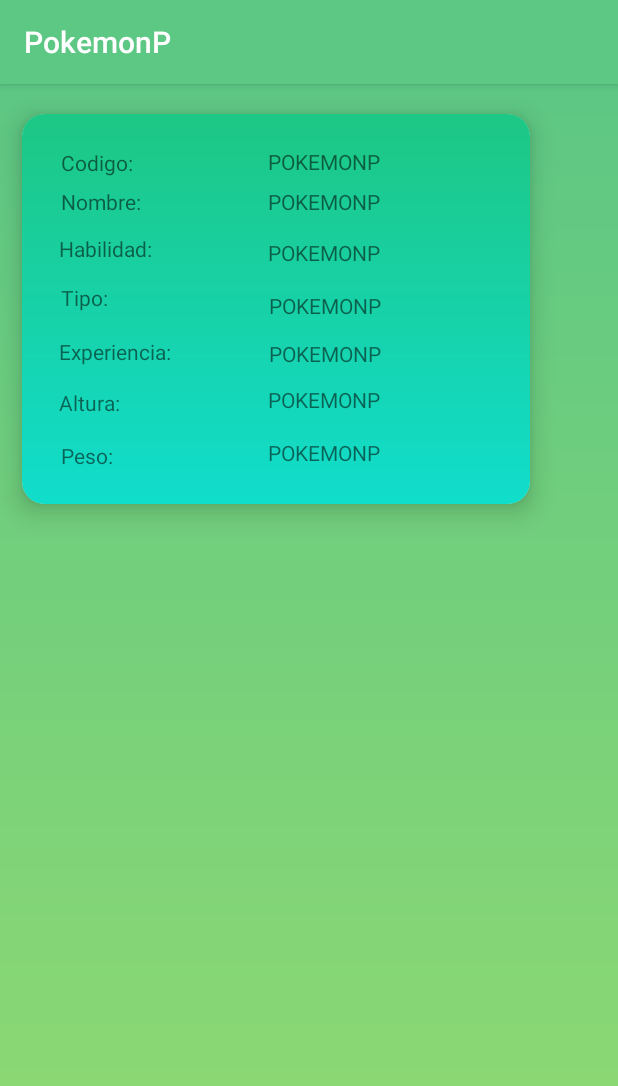
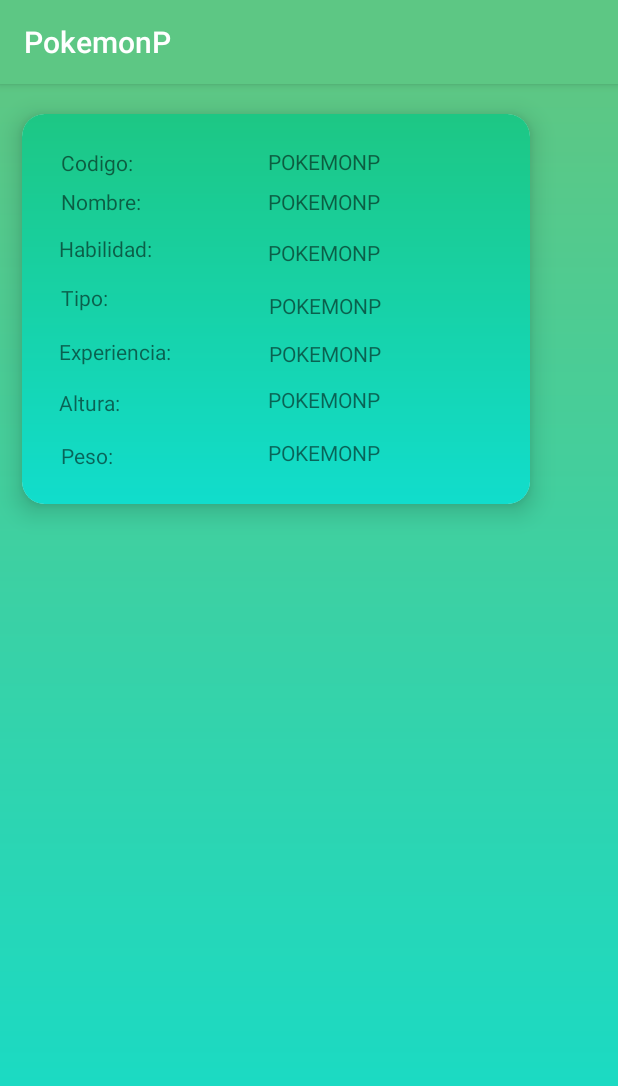
Before and after one commit to paulamb/PokemonP, an Android app: the MainActivity2 screen opened directly, with no data from a screen before it, on a phone screen of 412 x 824 dp. Shown: the top 1086 px of the screen. Run offline under Robolectric (Android 15) with nearby library versions, the phone set to English and light mode, and no system bars.

Commit message:
Update pokemon_gradient.xml

```diff
--- a/app/src/main/res/drawable/pokemon_gradient.xml
+++ b/app/src/main/res/drawable/pokemon_gradient.xml
@@ -3,6 +3,6 @@
     android:shape="rectangle">
     <gradient
         android:angle="270"
-        android:endColor="#91DA71"
+        android:endColor="#1DC"
         android:startColor="#5DC784"/>
 </shape>
```
